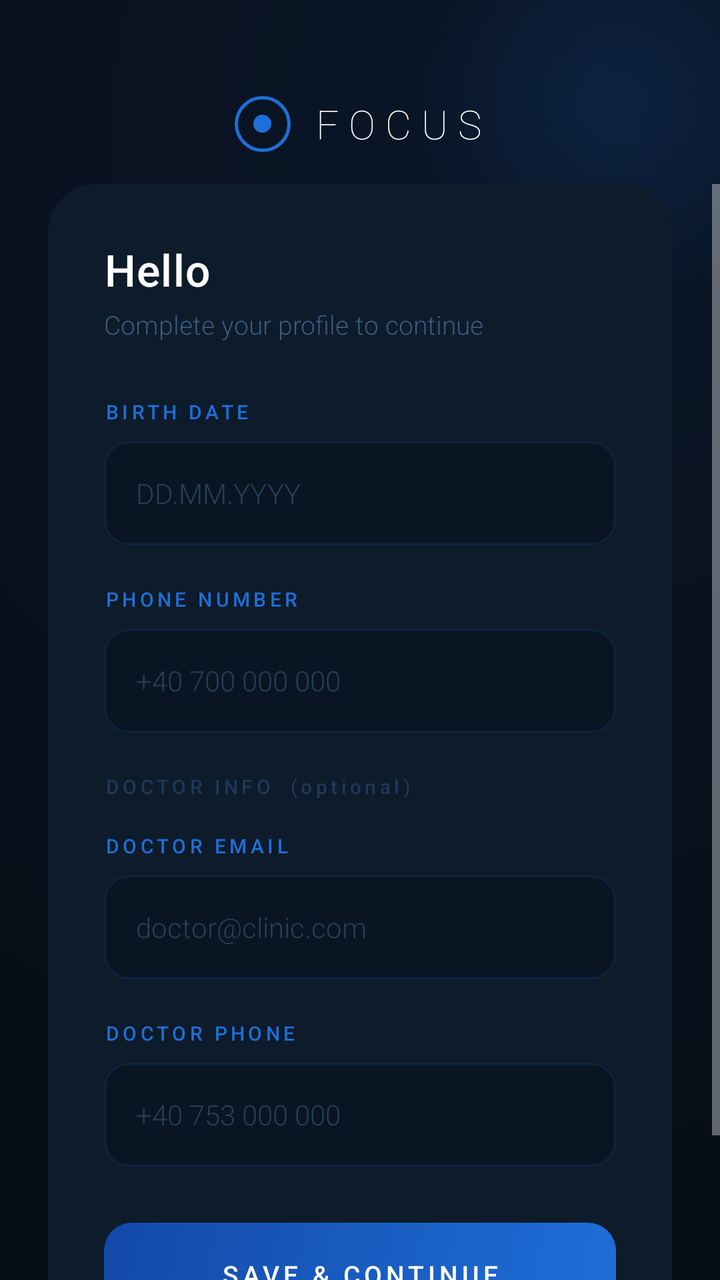
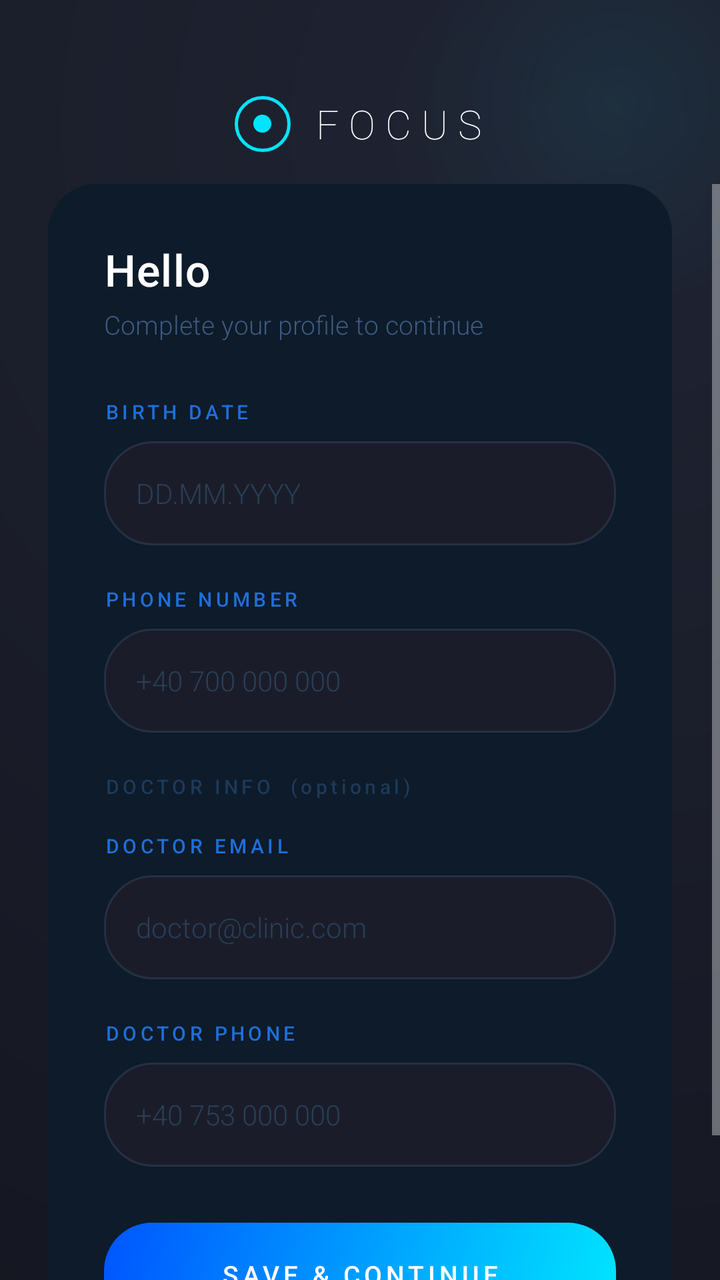

An Android layout rendered at two revisions. The XML below is the earlier revision; the diff shows what the commit changed to produce the second picture.
<!-- AndroidManifest.xml: activity theme Theme.AppCompat.NoActionBar -->
<!-- res/layout/activity_setup_profile.xml -->
<?xml version="1.0" encoding="utf-8"?>
<androidx.constraintlayout.widget.ConstraintLayout
    xmlns:android="http://schemas.android.com/apk/res/android"
    xmlns:app="http://schemas.android.com/apk/res-auto"
    android:layout_width="match_parent"
    android:layout_height="match_parent"
    android:background="#050A0F">

    <View
        android:layout_width="0dp"
        android:layout_height="0dp"
        android:background="@drawable/bg_gradient_overlay"
        app:layout_constraintTop_toTopOf="parent"
        app:layout_constraintBottom_toBottomOf="parent"
        app:layout_constraintStart_toStartOf="parent"
        app:layout_constraintEnd_toEndOf="parent" />

    <View
        android:layout_width="200dp"
        android:layout_height="200dp"
        android:background="@drawable/circle_accent_glow"
        android:alpha="0.15"
        app:layout_constraintTop_toTopOf="parent"
        app:layout_constraintEnd_toEndOf="parent"
        android:layout_marginTop="-50dp"
        android:layout_marginEnd="-50dp" />

    <LinearLayout
        android:id="@+id/brandContainer"
        android:layout_width="wrap_content"
        android:layout_height="wrap_content"
        android:orientation="horizontal"
        android:gravity="center_vertical"
        app:layout_constraintTop_toTopOf="parent"
        app:layout_constraintStart_toStartOf="parent"
        app:layout_constraintEnd_toEndOf="parent"
        android:layout_marginTop="48dp">

        <FrameLayout
            android:layout_width="28dp"
            android:layout_height="28dp"
            android:layout_marginEnd="10dp">
            <View
                android:layout_width="28dp"
                android:layout_height="28dp"
                android:background="@drawable/bg_logo_ring" />
            <View
                android:layout_width="9dp"
                android:layout_height="9dp"
                android:background="@drawable/ic_focus_dot"
                android:layout_gravity="center" />
        </FrameLayout>

        <TextView
            android:layout_width="wrap_content"
            android:layout_height="wrap_content"
            android:text="FOCUS"
            android:textColor="#FFFFFF"
            android:textSize="20sp"
            android:letterSpacing="0.25"
            android:fontFamily="sans-serif-thin" />
    </LinearLayout>

    <ScrollView
        android:layout_width="0dp"
        android:layout_height="0dp"
        android:fillViewport="true"
        android:overScrollMode="never"
        app:layout_constraintTop_toBottomOf="@+id/brandContainer"
        app:layout_constraintBottom_toBottomOf="parent"
        app:layout_constraintStart_toStartOf="parent"
        app:layout_constraintEnd_toEndOf="parent"
        android:layout_marginTop="16dp">

        <LinearLayout
            android:layout_width="match_parent"
            android:layout_height="wrap_content"
            android:orientation="vertical"
            android:paddingStart="24dp"
            android:paddingEnd="24dp"
            android:paddingBottom="32dp">

            <androidx.cardview.widget.CardView
                android:id="@+id/cardSetup"
                android:layout_width="match_parent"
                android:layout_height="wrap_content"
                app:cardBackgroundColor="#0D1B2A"
                app:cardCornerRadius="24dp"
                app:cardElevation="0dp">

                <LinearLayout
                    android:layout_width="match_parent"
                    android:layout_height="wrap_content"
                    android:orientation="vertical"
                    android:padding="28dp">

                    <TextView
                        android:id="@+id/tvWelcomeName"
                        android:layout_width="wrap_content"
                        android:layout_height="wrap_content"
                        android:text="Hello"
                        android:textColor="#FFFFFF"
                        android:textSize="22sp"
                        android:fontFamily="sans-serif-medium"
                        android:letterSpacing="0.02" />

                    <TextView
                        android:layout_width="wrap_content"
                        android:layout_height="wrap_content"
                        android:text="Complete your profile to continue"
                        android:textColor="#3D5A80"
                        android:textSize="13sp"
                        android:fontFamily="sans-serif-light"
                        android:layout_marginTop="4dp"
                        android:layout_marginBottom="28dp" />

                    <TextView
                        android:layout_width="wrap_content"
                        android:layout_height="wrap_content"
                        android:text="BIRTH DATE"
                        android:textColor="#1E6FD9"
                        android:textSize="10sp"
                        android:letterSpacing="0.18"
                        android:fontFamily="sans-serif-medium"
                        android:layout_marginBottom="8dp" />

                    <FrameLayout
                        android:layout_width="match_parent"
                        android:layout_height="52dp"
                        android:layout_marginBottom="20dp">
                        <View
                            android:layout_width="match_parent"
                            android:layout_height="match_parent"
                            android:background="@drawable/bg_input_field" />
                        <EditText
                            android:id="@+id/etBirthDate"
                            android:layout_width="match_parent"
                            android:layout_height="match_parent"
                            android:background="@null"
                            android:paddingStart="16dp"
                            android:paddingEnd="16dp"
                            android:hint="DD.MM.YYYY"
                            android:textColorHint="#2A3F58"
                            android:textColor="#E8F0FE"
                            android:textSize="14sp"
                            android:fontFamily="sans-serif-light"
                            android:focusable="false"
                            android:cursorVisible="false"
                            android:singleLine="true" />
                    </FrameLayout>

                    <TextView
                        android:layout_width="wrap_content"
                        android:layout_height="wrap_content"
                        android:text="PHONE NUMBER"
                        android:textColor="#1E6FD9"
                        android:textSize="10sp"
                        android:letterSpacing="0.18"
                        android:fontFamily="sans-serif-medium"
                        android:layout_marginBottom="8dp" />

                    <FrameLayout
                        android:layout_width="match_parent"
                        android:layout_height="52dp"
                        android:layout_marginBottom="20dp">
                        <View
                            android:layout_width="match_parent"
                            android:layout_height="match_parent"
                            android:background="@drawable/bg_input_field" />
                        <EditText
                            android:id="@+id/etPhoneNumber"
                            android:layout_width="match_parent"
                            android:layout_height="match_parent"
                            android:background="@null"
                            android:paddingStart="16dp"
                            android:paddingEnd="16dp"
                            android:hint="+40 700 000 000"
                            android:textColorHint="#2A3F58"
                            android:textColor="#E8F0FE"
                            android:textSize="14sp"
                            android:fontFamily="sans-serif-light"
                            android:inputType="phone"
                            android:singleLine="true"
                            android:imeOptions="actionNext" />
                    </FrameLayout>

                    <TextView
                        android:layout_width="wrap_content"
                        android:layout_height="wrap_content"
                        android:text="DOCTOR INFO  (optional)"
                        android:textColor="#1E3A5A"
                        android:textSize="10sp"
                        android:letterSpacing="0.18"
                        android:fontFamily="sans-serif-medium"
                        android:layout_marginBottom="16dp" />

                    <TextView
                        android:layout_width="wrap_content"
                        android:layout_height="wrap_content"
                        android:text="DOCTOR EMAIL"
                        android:textColor="#1E6FD9"
                        android:textSize="10sp"
                        android:letterSpacing="0.18"
                        android:fontFamily="sans-serif-medium"
                        android:layout_marginBottom="8dp" />

                    <FrameLayout
                        android:layout_width="match_parent"
                        android:layout_height="52dp"
                        android:layout_marginBottom="20dp">
                        <View
                            android:layout_width="match_parent"
                            android:layout_height="match_parent"
                            android:background="@drawable/bg_input_field" />
                        <EditText
                            android:id="@+id/etDoctorEmail"
                            android:layout_width="match_parent"
                            android:layout_height="match_parent"
                            android:background="@null"
                            android:paddingStart="16dp"
                            android:paddingEnd="16dp"
                            android:hint="doctor@clinic.com"
                            android:textColorHint="#2A3F58"
                            android:textColor="#E8F0FE"
                            android:textSize="14sp"
                            android:fontFamily="sans-serif-light"
                            android:inputType="textEmailAddress"
                            android:singleLine="true"
                            android:imeOptions="actionNext" />
                    </FrameLayout>

                    <TextView
                        android:layout_width="wrap_content"
                        android:layout_height="wrap_content"
                        android:text="DOCTOR PHONE"
                        android:textColor="#1E6FD9"
                        android:textSize="10sp"
                        android:letterSpacing="0.18"
                        android:fontFamily="sans-serif-medium"
                        android:layout_marginBottom="8dp" />

                    <FrameLayout
                        android:layout_width="match_parent"
                        android:layout_height="52dp"
                        android:layout_marginBottom="28dp">
                        <View
                            android:layout_width="match_parent"
                            android:layout_height="match_parent"
                            android:background="@drawable/bg_input_field" />
                        <EditText
                            android:id="@+id/etDoctorPhone"
                            android:layout_width="match_parent"
                            android:layout_height="match_parent"
                            android:background="@null"
                            android:paddingStart="16dp"
                            android:paddingEnd="16dp"
                            android:hint="+40 753 000 000"
                            android:textColorHint="#2A3F58"
                            android:textColor="#E8F0FE"
                            android:textSize="14sp"
                            android:fontFamily="sans-serif-light"
                            android:inputType="phone"
                            android:singleLine="true"
                            android:imeOptions="actionDone" />
                    </FrameLayout>

                    <Button
                        android:id="@+id/btnSave"
                        android:layout_width="match_parent"
                        android:layout_height="52dp"
                        android:text="SAVE &amp; CONTINUE"
                        android:textColor="#FFFFFF"
                        android:textSize="13sp"
                        android:letterSpacing="0.15"
                        android:fontFamily="sans-serif-medium"
                        android:background="@drawable/bg_button_primary"
                        android:stateListAnimator="@null"
                        android:elevation="0dp" />

                </LinearLayout>
            </androidx.cardview.widget.CardView>
        </LinearLayout>
    </ScrollView>

</androidx.constraintlayout.widget.ConstraintLayout>
<!-- resources referenced by this layout -->
<resources>
  <!-- drawable bg_button_primary (drawable) -->
  <?xml version="1.0" encoding="utf-8"?>
  <selector xmlns:android="http://schemas.android.com/apk/res/android">
      <item android:state_pressed="true">
          <shape android:shape="rectangle">
              <gradient
                  android:startColor="#1557C0"
                  android:endColor="#0D3F8F"
                  android:angle="135" />
              <corners android:radius="14dp" />
          </shape>
      </item>
      <item>
          <shape android:shape="rectangle">
              <gradient
                  android:startColor="#1E6FD9"
                  android:endColor="#1349A8"
                  android:angle="135" />
              <corners android:radius="14dp" />
          </shape>
      </item>
  </selector>
  <!-- drawable bg_gradient_overlay (drawable) -->
  <shape xmlns:android="http://schemas.android.com/apk/res/android">
      <gradient
          android:type="radial"
          android:gradientRadius="800dp"
          android:centerX="0.8"
          android:centerY="0.1"
          android:startColor="#0A1628"
          android:endColor="#050A0F" />
  </shape>
  <!-- drawable bg_input_field (drawable) -->
  <?xml version="1.0" encoding="utf-8"?>
  <shape xmlns:android="http://schemas.android.com/apk/res/android"
      android:shape="rectangle">
      <solid android:color="#091523" />
      <stroke
          android:width="1dp"
          android:color="#112240" />
      <corners android:radius="12dp" />
  </shape>
  <!-- drawable bg_logo_ring (drawable) -->
  <?xml version="1.0" encoding="utf-8"?>
  <shape xmlns:android="http://schemas.android.com/apk/res/android"
      android:shape="oval">
      <solid android:color="#00000000" />
      <stroke
          android:width="1.5dp"
          android:color="#1E6FD9" />
      <size android:width="64dp" android:height="64dp" />
  </shape>
  <!-- drawable circle_accent_glow (drawable) -->
  <?xml version="1.0" encoding="utf-8"?>
  <shape xmlns:android="http://schemas.android.com/apk/res/android"
      android:shape="oval">
      <gradient
          android:type="radial"
          android:gradientRadius="110dp"
          android:startColor="#1E6FD9"
          android:endColor="#00000000" />
  </shape>
  <!-- drawable ic_focus_dot (drawable) -->
  <?xml version="1.0" encoding="utf-8"?>
  <shape xmlns:android="http://schemas.android.com/apk/res/android"
      android:shape="oval">
      <solid android:color="#1E6FD9" />
      <size android:width="20dp" android:height="20dp" />
  </shape>
</resources>

<!-- the commit's change to res/layout/activity_setup_profile.xml (unified diff, before → after) -->
@@ -7,6 +7,7 @@
     android:background="#050A0F">
 
     <View
+        android:id="@+id/gradientOverlay"
         android:layout_width="0dp"
         android:layout_height="0dp"
         android:background="@drawable/bg_gradient_overlay"
@@ -129,6 +130,7 @@
                         android:layout_height="52dp"
                         android:layout_marginBottom="20dp">
                         <View
+                            android:id="@+id/inputBackgroundBirthDate"
                             android:layout_width="match_parent"
                             android:layout_height="match_parent"
                             android:background="@drawable/bg_input_field" />
@@ -164,6 +166,7 @@
                         android:layout_height="52dp"
                         android:layout_marginBottom="20dp">
                         <View
+                            android:id="@+id/inputBackgroundPhone"
                             android:layout_width="match_parent"
                             android:layout_height="match_parent"
                             android:background="@drawable/bg_input_field" />
@@ -209,6 +212,7 @@
                         android:layout_height="52dp"
                         android:layout_marginBottom="20dp">
                         <View
+                            android:id="@+id/inputBackgroundDocEmail"
                             android:layout_width="match_parent"
                             android:layout_height="match_parent"
                             android:background="@drawable/bg_input_field" />
@@ -244,6 +248,7 @@
                         android:layout_height="52dp"
                         android:layout_marginBottom="28dp">
                         <View
+                            android:id="@+id/inputBackgroundDocPhone"
                             android:layout_width="match_parent"
                             android:layout_height="match_parent"
                             android:background="@drawable/bg_input_field" />
<!-- resource entries referenced after the edit -->
@@ -6,19 +6,19 @@
       <item android:state_pressed="true">
           <shape android:shape="rectangle">
               <gradient
-                  android:startColor="#1557C0"
-                  android:endColor="#0D3F8F"
+                  android:startColor="#0055FF"
+                  android:endColor="#7C3DFF"
                   android:angle="135" />
-              <corners android:radius="14dp" />
+              <corners android:radius="24dp" />
           </shape>
       </item>
       <item>
           <shape android:shape="rectangle">
               <gradient
-                  android:startColor="#1E6FD9"
-                  android:endColor="#1349A8"
+                  android:startColor="#00E5FF"
+                  android:endColor="#0055FF"
                   android:angle="135" />
-              <corners android:radius="14dp" />
+              <corners android:radius="24dp" />
           </shape>
       </item>
   </selector>
@@ -29,18 +29,18 @@
           android:gradientRadius="800dp"
           android:centerX="0.8"
           android:centerY="0.1"
-          android:startColor="#0A1628"
-          android:endColor="#050A0F" />
+          android:startColor="#202433"
+          android:endColor="#12141D" />
   </shape>
   <!-- drawable bg_input_field (drawable) -->
   <?xml version="1.0" encoding="utf-8"?>
   <shape xmlns:android="http://schemas.android.com/apk/res/android"
       android:shape="rectangle">
-      <solid android:color="#091523" />
+      <solid android:color="#1A1D29" />
       <stroke
           android:width="1dp"
-          android:color="#112240" />
-      <corners android:radius="12dp" />
+          android:color="#263044" />
+      <corners android:radius="24dp" />
   </shape>
   <!-- drawable bg_logo_ring (drawable) -->
   <?xml version="1.0" encoding="utf-8"?>
@@ -49,7 +49,7 @@
       <solid android:color="#00000000" />
       <stroke
           android:width="1.5dp"
-          android:color="#1E6FD9" />
+          android:color="#00E5FF" />
       <size android:width="64dp" android:height="64dp" />
   </shape>
   <!-- drawable circle_accent_glow (drawable) -->
@@ -59,14 +59,14 @@
       <gradient
           android:type="radial"
           android:gradientRadius="110dp"
-          android:startColor="#1E6FD9"
+          android:startColor="#6600E5FF"
           android:endColor="#00000000" />
   </shape>
   <!-- drawable ic_focus_dot (drawable) -->
   <?xml version="1.0" encoding="utf-8"?>
   <shape xmlns:android="http://schemas.android.com/apk/res/android"
       android:shape="oval">
-      <solid android:color="#1E6FD9" />
+      <solid android:color="#00E5FF" />
       <size android:width="20dp" android:height="20dp" />
   </shape>
 </resources>
